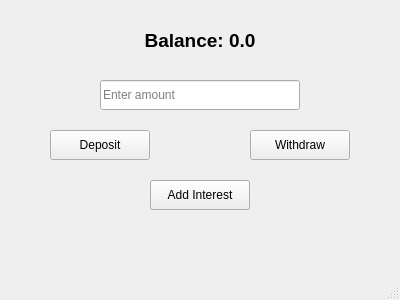
This is gui/mainwindow.ui in guikae06/MiniBankSystem as Qt 5 draws it before an edit. The edited form follows.
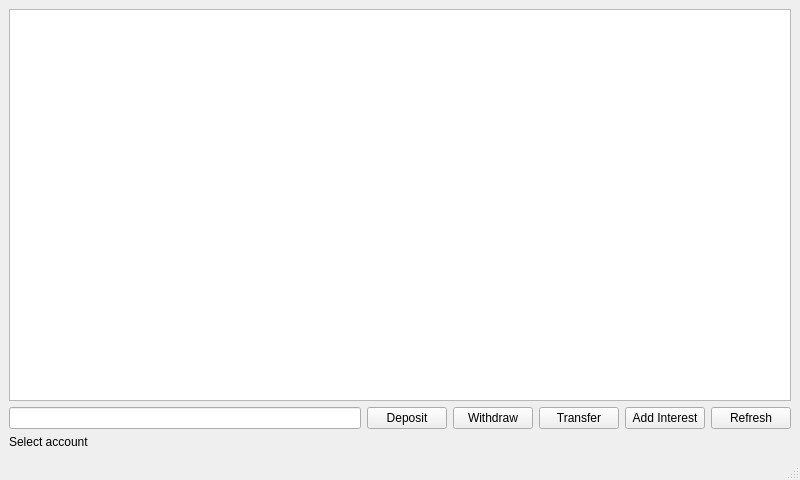
This is the edited form.

What changed in the file:
```diff
--- a/gui/mainwindow.ui
+++ b/gui/mainwindow.ui
@@ -2,92 +2,29 @@
 <ui version="4.0">
  <class>MainWindow</class>
  <widget class="QMainWindow" name="MainWindow">
-  <property name="geometry">
-   <rect>
-    <x>0</x>
-    <y>0</y>
-    <width>400</width>
-    <height>300</height>
-   </rect>
-  </property>
-  <property name="windowTitle">
-   <string>MiniBankSystem</string>
-  </property>
+  <property name="geometry"><rect><x>0</x><y>0</y><width>800</width><height>480</height></rect></property>
+  <property name="windowTitle"><string>MiniBank</string></property>
   <widget class="QWidget" name="centralwidget">
-   <widget class="QLabel" name="balanceLabel">
-    <property name="geometry">
-     <rect>
-      <x>30</x>
-      <y>20</y>
-      <width>340</width>
-      <height>40</height>
-     </rect>
-    </property>
-    <property name="text">
-     <string>Balance: 0.0</string>
-    </property>
-    <property name="alignment">
-     <set>Qt::AlignCenter</set>
-    </property>
-    <property name="font">
-     <font>
-      <pointsize>14</pointsize>
-      <bold>true</bold>
-     </font>
-    </property>
-   </widget>
-   <widget class="QLineEdit" name="amountLineEdit">
-    <property name="geometry">
-     <rect>
-      <x>100</x>
-      <y>80</y>
-      <width>200</width>
-      <height>30</height>
-     </rect>
-    </property>
-    <property name="placeholderText">
-     <string>Enter amount</string>
-    </property>
-   </widget>
-   <widget class="QPushButton" name="depositButton">
-    <property name="geometry">
-     <rect>
-      <x>50</x>
-      <y>130</y>
-      <width>100</width>
-      <height>30</height>
-     </rect>
-    </property>
-    <property name="text">
-     <string>Deposit</string>
-    </property>
-   </widget>
-   <widget class="QPushButton" name="withdrawButton">
-    <property name="geometry">
-     <rect>
-      <x>250</x>
-      <y>130</y>
-      <width>100</width>
-      <height>30</height>
-     </rect>
-    </property>
-    <property name="text">
-     <string>Withdraw</string>
-    </property>
-   </widget>
-   <widget class="QPushButton" name="interestButton">
-    <property name="geometry">
-     <rect>
-      <x>150</x>
-      <y>180</y>
-      <width>100</width>
-      <height>30</height>
-     </rect>
-    </property>
-    <property name="text">
-     <string>Add Interest</string>
-    </property>
-   </widget>
+    <layout class="QVBoxLayout" name="verticalLayout">
+      <item>
+        <widget class="QListWidget" name="accountListWidget"/>
+      </item>
+      <item>
+        <layout class="QHBoxLayout" name="hLayout">
+          <item><widget class="QLineEdit" name="amountEdit"/></item>
+          <item><widget class="QPushButton" name="depositButton"><property name="text"><string>Deposit</string></property></widget></item>
+          <item><widget class="QPushButton" name="withdrawButton"><property name="text"><string>Withdraw</string></property></widget></item>
+          <item><widget class="QPushButton" name="transferButton"><property name="text"><string>Transfer</string></property></widget></item>
+          <item><widget class="QPushButton" name="interestButton"><property name="text"><string>Add Interest</string></property></widget></item>
+          <item><widget class="QPushButton" name="refreshButton"><property name="text"><string>Refresh</string></property></widget></item>
+        </layout>
+      </item>
+      <item>
+        <widget class="QLabel" name="balanceLabel">
+          <property name="text"><string>Select account</string></property>
+        </widget>
+      </item>
+    </layout>
   </widget>
   <widget class="QMenuBar" name="menubar">
    <property name="geometry">
```
Left out of the diff: 11 changed lines with no effect on the pictures.
